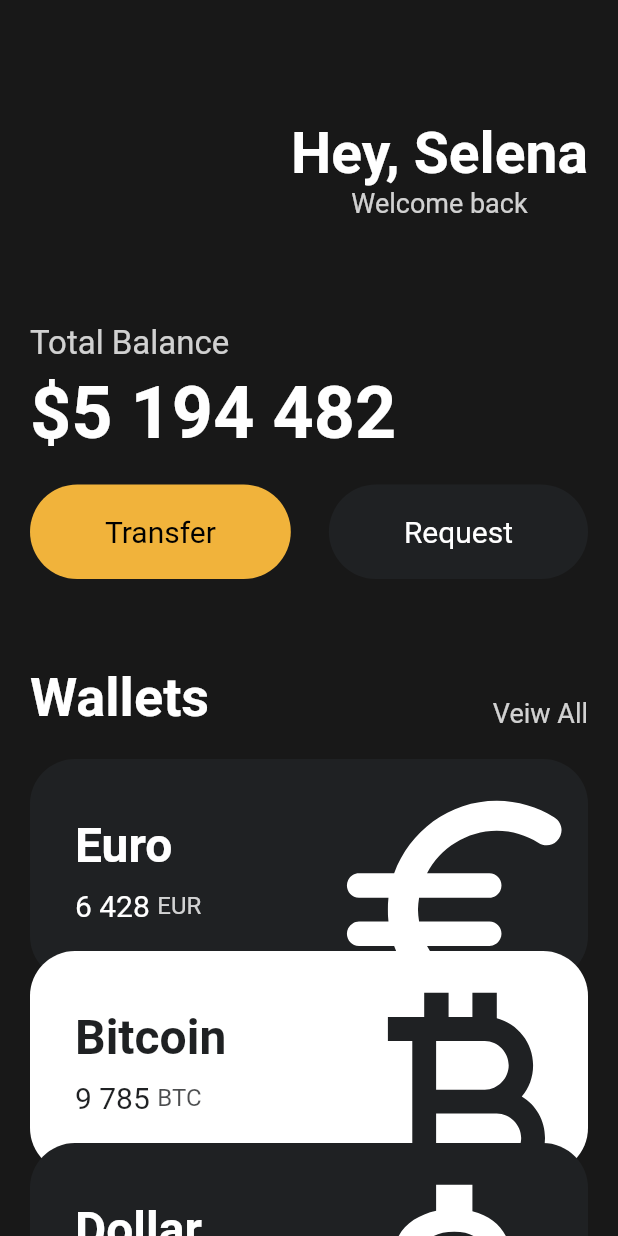
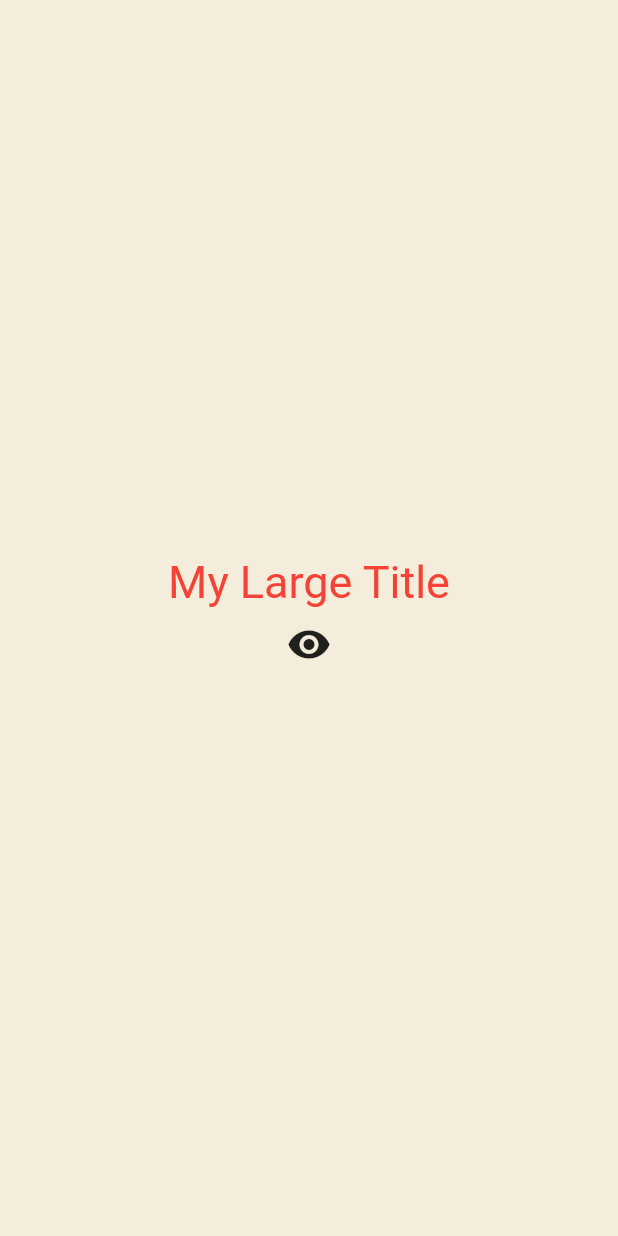
Before and after one commit to hailey-pak/toonflix, a Flutter app: the screen it shows after launch, on a phone screen of 412 x 824 dp. Run offline on Flutter 3.47's test engine with Material 2 defaults, Android fonts, the phone set to English and light mode, and no system bars.

Commit message:
stateful widget

```diff
--- a/lib/main.dart
+++ b/lib/main.dart
@@ -1,9 +1,10 @@
 import 'package:flutter/material.dart';
 import 'package:toonflix/widgets/button.dart';
 import 'package:toonflix/widgets/currency_card.dart';
+import 'package:toonflix/stateful_app.dart';
 
 void main() {
-  runApp(App());
+  runApp(StatefulApp());
 }
 
 class App extends StatelessWidget {
--- /dev/null
+++ b/lib/stateful_app.dart
@@ -0,0 +1,86 @@
+import 'package:flutter/material.dart';
+
+class StatefulApp extends StatefulWidget {
+  const StatefulApp({Key? key}) : super(key: key);
+
+  @override
+  State<StatefulApp> createState() => _StatefulAppState();
+}
+
+class _StatefulAppState extends State<StatefulApp> {
+  bool showTitle = true;
+
+  void toggleTitle() {
+    setState(() {
+      showTitle = !showTitle;
+    });
+  }
+
+  @override
+  Widget build(BuildContext context) {
+    return MaterialApp(
+      theme: ThemeData(
+        textTheme: const TextTheme(
+          titleLarge: TextStyle(
+            color: Colors.red,
+          ),
+        ),
+      ),
+      home: Scaffold(
+        backgroundColor: const Color(0xFFF4EddB),
+        body: Center(
+          child: Column(
+            mainAxisAlignment: MainAxisAlignment.center,
+            children: [
+              showTitle ? MyLargeTitle() : Text('nothing'),
+              IconButton(
+                  onPressed: toggleTitle,
+                  icon: Icon(
+                    Icons.remove_red_eye,
+                    size: 30,
+                  )),
+            ],
+          ),
+        ),
+      ),
+    );
+  }
+}
+
+class MyLargeTitle extends StatefulWidget {
+  const MyLargeTitle({
+    super.key,
+  });
+
+  @override
+  State<MyLargeTitle> createState() => _MyLargeTitleState();
+}
+
+class _MyLargeTitleState extends State<MyLargeTitle> {
+  int counter = 0;
+
+  @override
+  void initState() {
+    super.initState();
+    //build보다 먼저 호출되며, 오직 단 한 번만 호출 됨
+    print('initState!');
+  }
+
+  @override
+  void dispose() {
+    super.dispose();
+    //API 업데이트나 이벤트 리스너로부터 구독을 취소하거나 form의 리스너로부터 벗어나려고 할 때
+    print('dispose!');
+  }
+
+  @override
+  Widget build(BuildContext context) {
+    return Text(
+      'My Large Title',
+      style: TextStyle(
+        fontSize: 30,
+        color: Theme.of(context).textTheme.titleLarge!.color,
+      ),
+    );
+  }
+}
```
